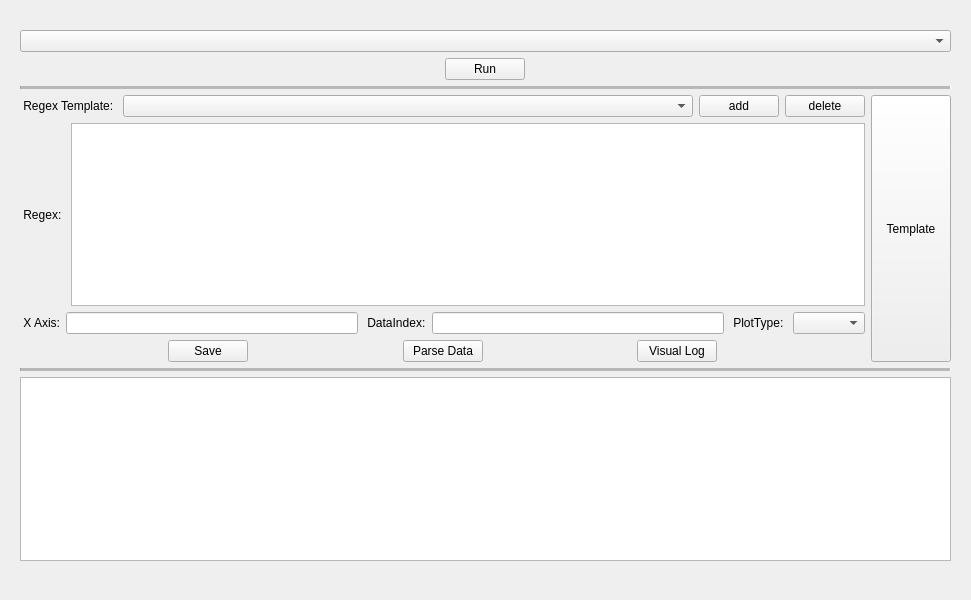
Above: src/PluginsPy/MainUI.ui from FolderLevel/PluginsPy before the change. Below: the same form after it.
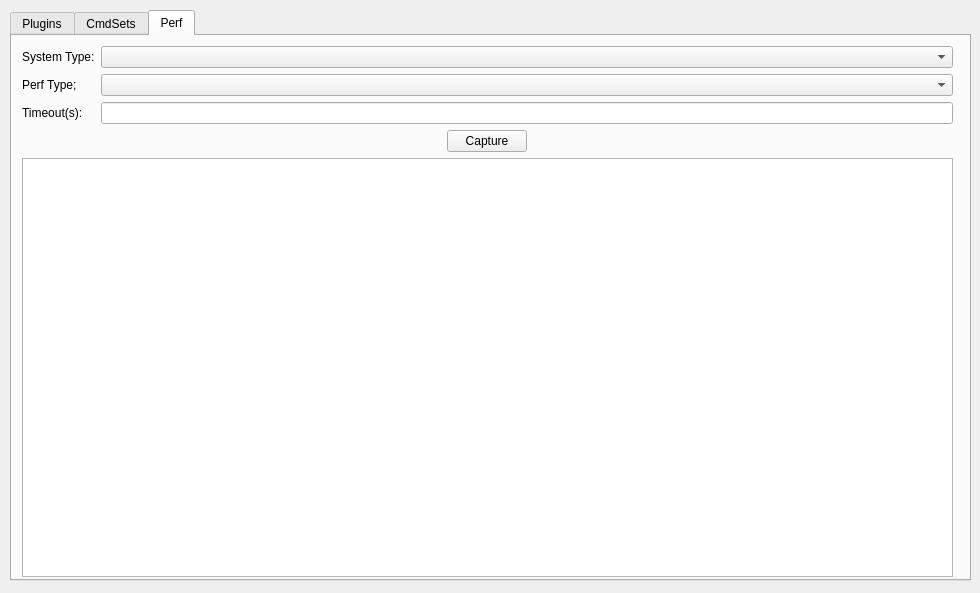
That is the form after the change. The open tabs and pages were chosen to show the change.

Commit message: add CmdSets/Perf ui

The edit to the form file:
```diff
--- a/src/PluginsPy/MainUI.ui
+++ b/src/PluginsPy/MainUI.ui
@@ -6,19 +6,35 @@
    <rect>
     <x>0</x>
     <y>0</y>
-    <width>971</width>
-    <height>600</height>
+    <width>980</width>
+    <height>593</height>
    </rect>
   </property>
   <property name="windowTitle">
    <string>PluginsPy (zengjf)</string>
   </property>
   <widget class="QWidget" name="centralwidget">
+   <widget class="QTabWidget" name="Plugins">
+    <property name="geometry">
+     <rect>
+      <x>10</x>
+      <y>10</y>
+      <width>961</width>
+      <height>571</height>
+     </rect>
+    </property>
+    <property name="currentIndex">
+     <number>0</number>
+    </property>
+    <widget class="QWidget" name="tab">
+     <attribute name="title">
+      <string>Plugins</string>
+     </attribute>
    <widget class="QWidget" name="verticalLayoutWidget">
     <property name="geometry">
      <rect>
-      <x>20</x>
-      <y>30</y>
+        <x>10</x>
+        <y>10</y>
       <width>931</width>
       <height>531</height>
      </rect>
@@ -286,6 +302,193 @@
       <widget class="QPlainTextEdit" name="PSInfoPlainTextEdit"/>
      </item>
     </layout>
+     </widget>
+    </widget>
+    <widget class="QWidget" name="CmdSets">
+     <attribute name="title">
+      <string>CmdSets</string>
+     </attribute>
+     <widget class="QWidget" name="verticalLayoutWidget_2">
+      <property name="geometry">
+       <rect>
+        <x>10</x>
+        <y>10</y>
+        <width>931</width>
+        <height>521</height>
+       </rect>
+      </property>
+      <layout class="QVBoxLayout" name="verticalLayout_3">
+       <item>
+        <layout class="QVBoxLayout" name="verticalLayout_4">
+         <item>
+          <layout class="QGridLayout" name="gridLayout_2">
+           <item row="1" column="0">
+            <widget class="QLabel" name="CSSelectByCmdsetLabel">
+             <property name="sizePolicy">
+              <sizepolicy hsizetype="Fixed" vsizetype="Preferred">
+               <horstretch>0</horstretch>
+               <verstretch>0</verstretch>
+              </sizepolicy>
+             </property>
+             <property name="text">
+              <string>select by cmdset</string>
+             </property>
+            </widget>
+           </item>
+           <item row="1" column="1">
+            <widget class="QComboBox" name="CSSelectByCmdsetComboBox"/>
+           </item>
+           <item row="0" column="0">
+            <widget class="QLabel" name="CSSelectByFileNameLabel">
+             <property name="sizePolicy">
+              <sizepolicy hsizetype="Fixed" vsizetype="Preferred">
+               <horstretch>0</horstretch>
+               <verstretch>0</verstretch>
+              </sizepolicy>
+             </property>
+             <property name="maximumSize">
+              <size>
+               <width>16777215</width>
+               <height>16777215</height>
+              </size>
+             </property>
+             <property name="text">
+              <string>select by file name:</string>
+             </property>
+            </widget>
+           </item>
+           <item row="0" column="1">
+            <widget class="QComboBox" name="CSSelectByFileNameComboBox"/>
+           </item>
+          </layout>
+         </item>
+        </layout>
+       </item>
+       <item>
+        <layout class="QHBoxLayout" name="horizontalLayout_7">
+         <item>
+          <layout class="QGridLayout" name="CSCmdsGridLayout"/>
+         </item>
+         <item>
+          <widget class="QPushButton" name="CSRunAllPushButton">
+           <property name="sizePolicy">
+            <sizepolicy hsizetype="Fixed" vsizetype="Minimum">
+             <horstretch>0</horstretch>
+             <verstretch>0</verstretch>
+            </sizepolicy>
+           </property>
+           <property name="text">
+            <string>Run All</string>
+           </property>
+          </widget>
+         </item>
+        </layout>
+       </item>
+       <item>
+        <layout class="QHBoxLayout" name="horizontalLayout_8">
+         <item>
+          <widget class="QPlainTextEdit" name="CSInfoPlainTextEdit"/>
+         </item>
+        </layout>
+       </item>
+      </layout>
+     </widget>
+    </widget>
+    <widget class="QWidget" name="tab_2">
+     <attribute name="title">
+      <string>Perf</string>
+     </attribute>
+     <widget class="QWidget" name="verticalLayoutWidget_4">
+      <property name="geometry">
+       <rect>
+        <x>10</x>
+        <y>10</y>
+        <width>931</width>
+        <height>531</height>
+       </rect>
+      </property>
+      <layout class="QVBoxLayout" name="verticalLayout_5">
+       <item>
+        <layout class="QHBoxLayout" name="horizontalLayout_11">
+         <item>
+          <layout class="QGridLayout" name="gridLayout_3">
+           <item row="0" column="0">
+            <widget class="QLabel" name="PerfSystemTypelabel">
+             <property name="sizePolicy">
+              <sizepolicy hsizetype="Fixed" vsizetype="Minimum">
+               <horstretch>0</horstretch>
+               <verstretch>0</verstretch>
+              </sizepolicy>
+             </property>
+             <property name="text">
+              <string>System Type:</string>
+             </property>
+            </widget>
+           </item>
+           <item row="0" column="1">
+            <widget class="QComboBox" name="PerfSystemTypeComboBox"/>
+           </item>
+           <item row="2" column="0">
+            <widget class="QLabel" name="label_5">
+             <property name="text">
+              <string>Timeout(s):</string>
+             </property>
+            </widget>
+           </item>
+           <item row="2" column="1">
+            <widget class="QLineEdit" name="PerfTimeoutLineEdit"/>
+           </item>
+           <item row="1" column="0">
+            <widget class="QLabel" name="label_6">
+             <property name="text">
+              <string>Perf Type;</string>
+             </property>
+            </widget>
+           </item>
+           <item row="1" column="1">
+            <widget class="QComboBox" name="PerfTypeComboBox"/>
+           </item>
+          </layout>
+         </item>
+        </layout>
+       </item>
+       <item>
+        <layout class="QHBoxLayout" name="horizontalLayout_9">
+         <item>
+          <layout class="QGridLayout" name="PerfTracesGridLayout"/>
+         </item>
+         <item>
+          <widget class="QPushButton" name="PerfCapturePushButton">
+           <property name="sizePolicy">
+            <sizepolicy hsizetype="Fixed" vsizetype="Fixed">
+             <horstretch>0</horstretch>
+             <verstretch>0</verstretch>
+            </sizepolicy>
+           </property>
+           <property name="text">
+            <string>Capture</string>
+           </property>
+          </widget>
+         </item>
+        </layout>
+       </item>
+       <item>
+        <layout class="QHBoxLayout" name="horizontalLayout_10">
+         <item>
+          <widget class="QPlainTextEdit" name="PerfInfoPlainTextEdit">
+           <property name="minimumSize">
+            <size>
+             <width>0</width>
+             <height>0</height>
+            </size>
+           </property>
+          </widget>
+         </item>
+        </layout>
+       </item>
+      </layout>
+     </widget>
+    </widget>
    </widget>
   </widget>
  </widget>
```
Lines whose indentation alone changed are shown as unchanged. The commit also changes 6 other files.
